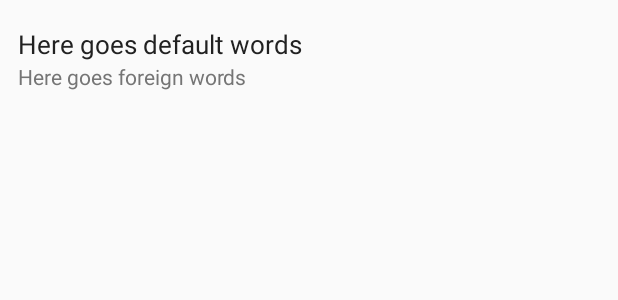
After one commit to M-ZubairAhmed/Android-IqraArabic, an Android app: the layout custom_list_layout_trans.xml on its own in the app's theme, with its tools: preview values and no code run, on a phone screen of 412 x 824 dp. The commit adds this screen. Shown: the top 300 px of the screen. Run offline under Robolectric (Android 15) with nearby library versions, the phone set to English and light mode, and no system bars.

Commit message:
some changes

```diff
--- a/app/build.gradle
+++ b/app/build.gradle
@@ -5,7 +5,7 @@ android {
     buildToolsVersion "23.0.2"
 
     defaultConfig {
-        applicationId "com.example.android.miwok"
+        applicationId "com.example.android.LearnLanguage"
         minSdkVersion 15
         targetSdkVersion 23
         versionCode 1
--- a/app/src/main/AndroidManifest.xml
+++ b/app/src/main/AndroidManifest.xml
@@ -14,7 +14,7 @@
      limitations under the License.
 -->
 <manifest xmlns:android="http://schemas.android.com/apk/res/android"
-    package="com.example.android.miwok">
+    package="com.example.android.LearnLanguage">
 
     <application
         android:allowBackup="true"
@@ -22,14 +22,14 @@
         android:label="@string/app_name"
         android:supportsRtl="true"
         android:theme="@style/AppTheme">
-        <activity android:name=".MainActivity">
+        <activity android:name="com.example.android.LearnLanguage.MainActivity">
             <intent-filter>
                 <action android:name="android.intent.action.MAIN" />
 
                 <category android:name="android.intent.category.LAUNCHER" />
             </intent-filter>
         </activity>
-        <activity android:name=".NumbersActivity"></activity>
+        <activity android:name="com.example.android.LearnLanguage.NumbersActivity"></activity>
     </application>
 
 </manifest>
--- a/app/src/main/java/com/example/android/miwok/MainActivity.java
+++ b/app/src/main/java/com/example/android/LearnLanguage/MainActivity.java
@@ -13,7 +13,7 @@
  * See the License for the specific language governing permissions and
  * limitations under the License.
  */
-package com.example.android.miwok;
+package com.example.android.LearnLanguage;
 
 import android.content.Intent;
 import android.os.Bundle;
--- a/app/src/main/res/layout/activity_main.xml
+++ b/app/src/main/res/layout/activity_main.xml
@@ -17,7 +17,7 @@
     xmlns:tools="http://schemas.android.com/tools"
     android:layout_width="match_parent"
     android:layout_height="match_parent"
-    tools:context="com.example.android.miwok.MainActivity">
+    tools:context="com.example.android.LearnLanguage.MainActivity">
 
     <LinearLayout
         android:layout_width="match_parent"
--- a/app/src/main/res/layout/activity_numbers.xml
+++ b/app/src/main/res/layout/activity_numbers.xml
@@ -1,10 +1,8 @@
 <?xml version="1.0" encoding="utf-8"?>
-<GridView xmlns:android="http://schemas.android.com/apk/res/android"
+<ListView xmlns:android="http://schemas.android.com/apk/res/android"
     android:id="@+id/numbersActivity_XmlID"
     android:layout_width="match_parent"
     android:layout_height="match_parent"
-    android:numColumns="auto_fit"
-    android:background="@color/primary"
     android:orientation="vertical">
 
-</GridView>
+</ListView>
--- /dev/null
+++ b/app/src/main/res/layout/custom_list_layout_trans.xml
@@ -0,0 +1,40 @@
+<?xml version="1.0" encoding="utf-8"?>
+<LinearLayout xmlns:android="http://schemas.android.com/apk/res/android"
+    xmlns:tools="http://schemas.android.com/tools"
+    android:layout_width="match_parent"
+    android:layout_height="wrap_content"
+    android:layout_marginBottom="5dp"
+    android:layout_marginTop="5dp"
+    android:orientation="vertical"
+    android:padding="12dp">
+<!--android:orientation="horizontal"-->
+
+    <!--<ImageView-->
+        <!--android:id="@+id/defaultLangImageView_xmlid"-->
+        <!--android:layout_width="50dp"-->
+        <!--android:layout_height="50dp" />-->
+
+    <!--<LinearLayout-->
+        <!--android:layout_width="0dp"-->
+        <!--android:layout_height="match_parent"-->
+        <!--android:layout_weight="1"-->
+        <!--android:gravity="center_vertical"-->
+        <!--android:orientation="vertical">-->
+
+        <TextView
+            android:id="@+id/defaultLangTextView_xmlid"
+            android:layout_width="match_parent"
+            android:layout_height="wrap_content"
+            android:textColor="@color/primary_text"
+            android:textSize="17sp"
+            tools:text="Here goes default words" />
+
+        <TextView
+            android:id="@+id/foreignLangTextView_xmlid"
+            android:layout_width="match_parent"
+            android:layout_height="wrap_content"
+            android:textColor="@color/secondary_text"
+            tools:text="Here goes foreign words" />
+    <!--</LinearLayout>-->
+
+</LinearLayout>
```
Also changed, not shown: app/src/main/java/com/example/android/LearnLanguage/NumbersActivity.java (renamed from app/src/main/java/com/example/android/miwok/NumbersActivity.java, +7 -8 lines), app/src/main/java/com/example/android/LearnLanguage/NumbersSectionAdapter.java (added, +28 -0 lines), app/src/main/java/com/example/android/LearnLanguage/NumbersSectionClass.java (added, +21 -0 lines), app/src/main/java/com/example/android/LearnLanguage/RawArrays.java (added, +35 -0 lines), app/src/main/java/com/example/android/miwok/RawArrays.java (deleted, +0 -12 lines), 2 other files.
